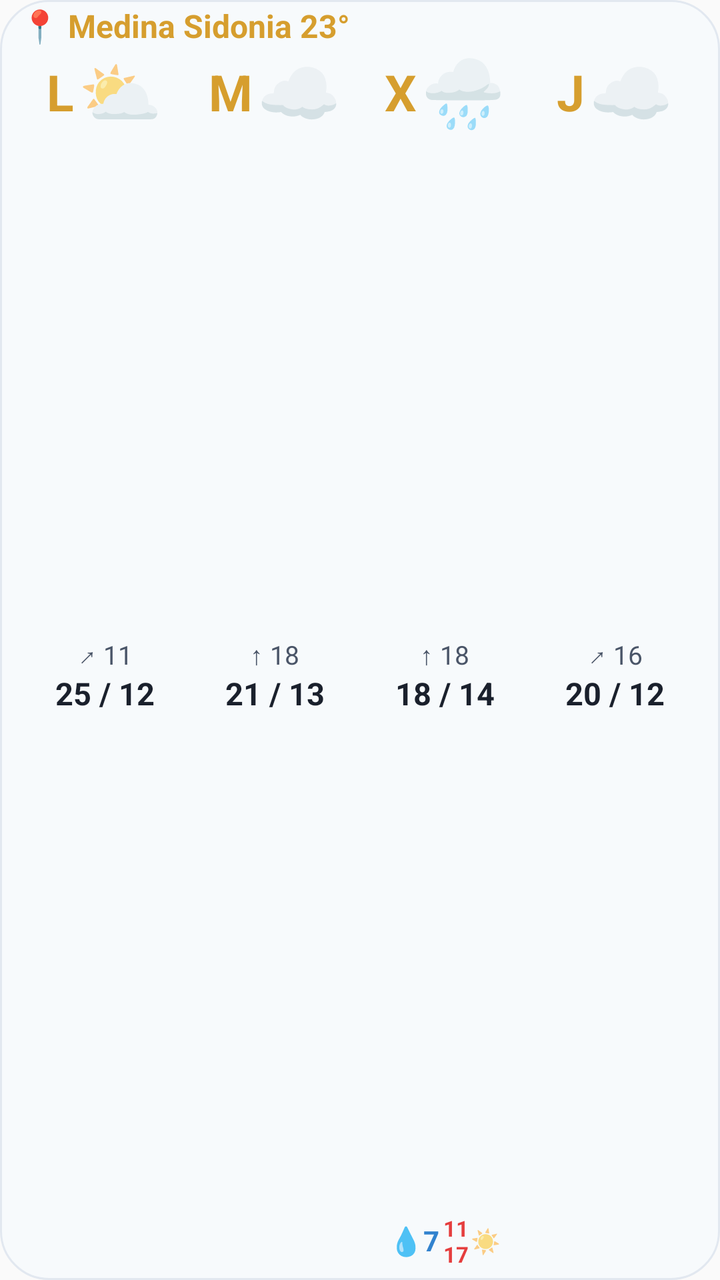
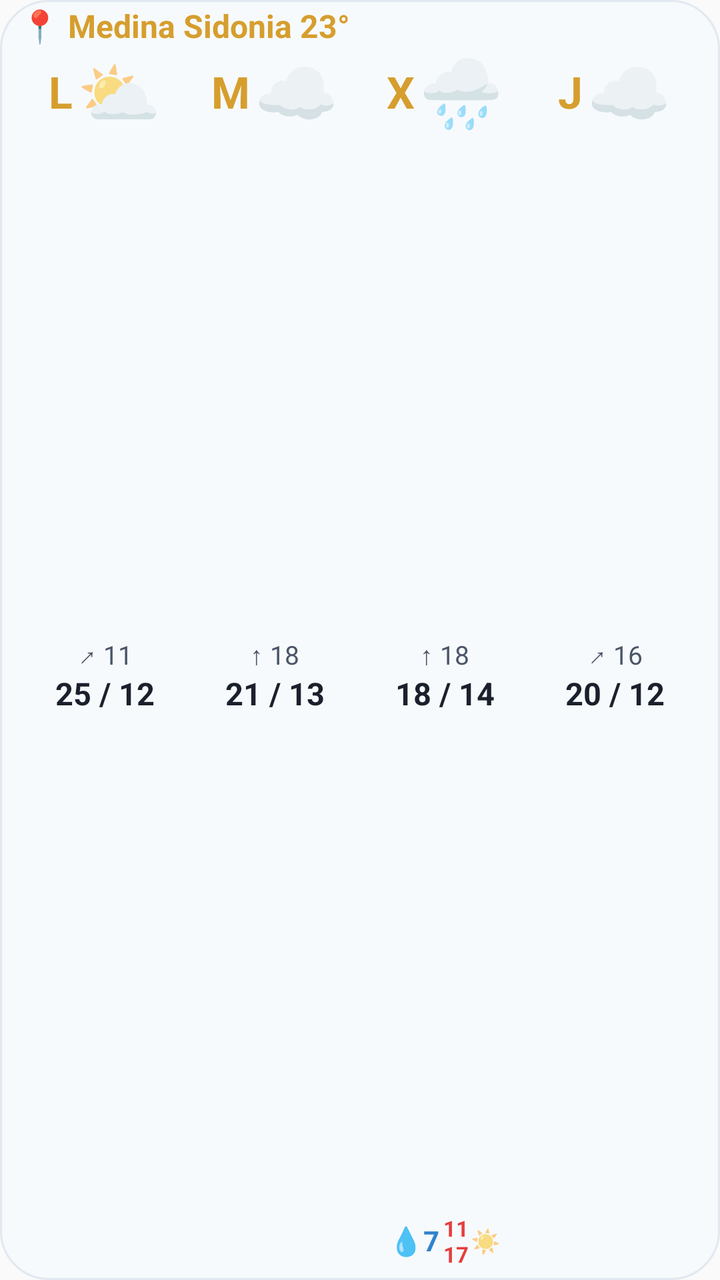

An Android layout rendered at two revisions. The XML below is the earlier revision; the diff shows what the commit changed to produce the second picture.
<!-- AndroidManifest.xml: application theme Theme.AemetWidget -->
<!-- res/layout/widget_weather_light.xml -->
<?xml version="1.0" encoding="utf-8"?>
<LinearLayout xmlns:android="http://schemas.android.com/apk/res/android"
    android:id="@+id/widgetRoot"
    android:layout_width="match_parent"
    android:layout_height="match_parent"
    android:background="@drawable/bg_widget_light"
    android:orientation="vertical"
    android:paddingStart="10dp"
    android:paddingEnd="10dp"
    android:paddingTop="4dp"
    android:paddingBottom="4dp">

    
    <LinearLayout
        android:layout_width="match_parent"
        android:layout_height="wrap_content"
        android:gravity="center_vertical"
        android:orientation="horizontal"
        android:layout_marginBottom="2dp">

        <TextView
            android:id="@+id/tvHeaderCityTemp"
            android:layout_width="0dp"
            android:layout_height="wrap_content"
            android:layout_weight="1"
            android:ellipsize="end"
            android:includeFontPadding="false"
            android:singleLine="true"
            android:text="📍 Medina Sidonia 23°"
            android:textColor="#D69E2E"
            android:textSize="16sp"
            android:textStyle="bold" />

        <TextView
            android:id="@+id/tvUpdateTime"
            android:layout_width="wrap_content"
            android:layout_height="wrap_content"
            android:includeFontPadding="false"
            android:text=""
            android:textColor="#4A5568"
            android:textSize="11.5sp" />
    </LinearLayout>

    
    <LinearLayout
        android:layout_width="match_parent"
        android:layout_height="0dp"
        android:layout_weight="1"
        android:orientation="horizontal"
        android:weightSum="4">

        
        <LinearLayout
            android:id="@+id/card0"
            android:layout_width="0dp"
            android:layout_height="match_parent"
            android:layout_weight="1"
            android:gravity="center_horizontal"
            android:orientation="vertical"
            android:paddingTop="2dp"
            android:paddingBottom="2dp">

            
            <LinearLayout
                android:layout_width="wrap_content"
                android:layout_height="wrap_content"
                android:gravity="center_vertical"
                android:orientation="horizontal">

                <TextView
                    android:id="@+id/day0"
                    android:layout_width="wrap_content"
                    android:layout_height="wrap_content"
                    android:layout_marginEnd="2dp"
                    android:includeFontPadding="false"
                    android:text="L"
                    android:textColor="#D69E2E"
                    android:textSize="25sp"
                    android:textStyle="bold" />

                <TextView
                    android:id="@+id/icon0"
                    android:layout_width="wrap_content"
                    android:layout_height="wrap_content"
                    android:includeFontPadding="false"
                    android:text="⛅"
                    android:textSize="34sp" />
            </LinearLayout>

            <ImageView
                android:layout_width="0dp"
                android:layout_height="0dp"
                android:layout_weight="1"
                android:contentDescription="@null"
                android:visibility="invisible" />

            
            <LinearLayout
                android:layout_width="wrap_content"
                android:layout_height="wrap_content"
                android:gravity="center_vertical"
                android:orientation="horizontal">

                <TextView
                    android:id="@+id/wind0"
                    android:layout_width="wrap_content"
                    android:layout_height="wrap_content"
                    android:includeFontPadding="false"
                    android:singleLine="true"
                    android:text="↗ 11"
                    android:textColor="#4A5568"
                    android:textSize="13sp" />

                <TextView
                    android:id="@+id/alertBell0"
                    android:layout_width="wrap_content"
                    android:layout_height="wrap_content"
                    android:layout_marginStart="2dp"
                    android:includeFontPadding="false"
                    android:singleLine="true"
                    android:text="🔔"
                    android:textSize="12.5sp"
                    android:visibility="gone" />
            </LinearLayout>

            
            <TextView
                android:id="@+id/temp0"
                android:layout_width="wrap_content"
                android:layout_height="wrap_content"
                android:layout_marginTop="2dp"
                android:includeFontPadding="false"
                android:singleLine="true"
                android:text="25 / 12"
                android:textColor="#1A202C"
                android:textSize="15.5sp"
                android:textStyle="bold" />

            <ImageView
                android:layout_width="0dp"
                android:layout_height="0dp"
                android:layout_weight="1"
                android:contentDescription="@null"
                android:visibility="invisible" />

            
            <LinearLayout
                android:layout_width="wrap_content"
                android:layout_height="wrap_content"
                android:gravity="center_vertical"
                android:orientation="horizontal">

                <TextView
                    android:id="@+id/rain0"
                    android:layout_width="wrap_content"
                    android:layout_height="wrap_content"
                    android:includeFontPadding="false"
                    android:singleLine="true"
                    android:text=""
                    android:textColor="#3182CE"
                    android:textSize="14sp"
                    android:textStyle="bold" />

                <LinearLayout
                    android:layout_width="wrap_content"
                    android:layout_height="wrap_content"
                    android:layout_marginStart="2dp"
                    android:gravity="center_vertical"
                    android:orientation="horizontal">

                    <LinearLayout
                        android:layout_width="wrap_content"
                        android:layout_height="wrap_content"
                        android:gravity="center_horizontal"
                        android:orientation="vertical">

                        <TextView
                            android:id="@+id/uvStart0"
                            android:layout_width="wrap_content"
                            android:layout_height="wrap_content"
                            android:includeFontPadding="false"
                            android:singleLine="true"
                            android:text=""
                            android:textColor="#E53E3E"
                            android:textSize="11sp"
                            android:textStyle="bold" />

                        <TextView
                            android:id="@+id/uvEnd0"
                            android:layout_width="wrap_content"
                            android:layout_height="wrap_content"
                            android:includeFontPadding="false"
                            android:singleLine="true"
                            android:text=""
                            android:textColor="#E53E3E"
                            android:textSize="11sp"
                            android:textStyle="bold" />
                    </LinearLayout>

                    <TextView
                        android:id="@+id/uvIcon0"
                        android:layout_width="wrap_content"
                        android:layout_height="wrap_content"
                        android:layout_marginStart="1dp"
                        android:includeFontPadding="false"
                        android:singleLine="true"
                        android:text=""
                        android:textSize="12sp" />
                </LinearLayout>
            </LinearLayout>
        </LinearLayout>

        
        <LinearLayout
            android:id="@+id/card1"
            android:layout_width="0dp"
            android:layout_height="match_parent"
            android:layout_weight="1"
            android:gravity="center_horizontal"
            android:orientation="vertical"
            android:paddingTop="2dp"
            android:paddingBottom="2dp">

            
            <LinearLayout
                android:layout_width="wrap_content"
                android:layout_height="wrap_content"
                android:gravity="center_vertical"
                android:orientation="horizontal">

                <TextView
                    android:id="@+id/day1"
                    android:layout_width="wrap_content"
                    android:layout_height="wrap_content"
                    android:layout_marginEnd="2dp"
                    android:includeFontPadding="false"
                    android:text="M"
                    android:textColor="#D69E2E"
                    android:textSize="25sp"
                    android:textStyle="bold" />

                <TextView
                    android:id="@+id/icon1"
                    android:layout_width="wrap_content"
                    android:layout_height="wrap_content"
                    android:includeFontPadding="false"
                    android:text="☁️"
                    android:textSize="34sp" />
            </LinearLayout>

            <ImageView
                android:layout_width="0dp"
                android:layout_height="0dp"
                android:layout_weight="1"
                android:contentDescription="@null"
                android:visibility="invisible" />

            
            <LinearLayout
                android:layout_width="wrap_content"
                android:layout_height="wrap_content"
                android:gravity="center_vertical"
                android:orientation="horizontal">

                <TextView
                    android:id="@+id/wind1"
                    android:layout_width="wrap_content"
                    android:layout_height="wrap_content"
                    android:includeFontPadding="false"
                    android:singleLine="true"
                    android:text="↑ 18"
                    android:textColor="#4A5568"
                    android:textSize="13sp" />

                <TextView
                    android:id="@+id/alertBell1"
                    android:layout_width="wrap_content"
                    android:layout_height="wrap_content"
                    android:layout_marginStart="2dp"
                    android:includeFontPadding="false"
                    android:singleLine="true"
                    android:text="🔔"
                    android:textSize="12.5sp"
                    android:visibility="gone" />
            </LinearLayout>

            
            <TextView
                android:id="@+id/temp1"
                android:layout_width="wrap_content"
                android:layout_height="wrap_content"
                android:layout_marginTop="2dp"
                android:includeFontPadding="false"
                android:singleLine="true"
                android:text="21 / 13"
                android:textColor="#1A202C"
                android:textSize="15.5sp"
                android:textStyle="bold" />

            <ImageView
                android:layout_width="0dp"
                android:layout_height="0dp"
                android:layout_weight="1"
                android:contentDescription="@null"
                android:visibility="invisible" />

            
            <LinearLayout
                android:layout_width="wrap_content"
                android:layout_height="wrap_content"
                android:gravity="center_vertical"
                android:orientation="horizontal">

                <TextView
                    android:id="@+id/rain1"
                    android:layout_width="wrap_content"
                    android:layout_height="wrap_content"
                    android:includeFontPadding="false"
                    android:singleLine="true"
                    android:text=""
                    android:textColor="#3182CE"
                    android:textSize="14sp"
                    android:textStyle="bold" />

                <LinearLayout
                    android:layout_width="wrap_content"
                    android:layout_height="wrap_content"
                    android:layout_marginStart="2dp"
                    android:gravity="center_vertical"
                    android:orientation="horizontal">

                    <LinearLayout
                        android:layout_width="wrap_content"
                        android:layout_height="wrap_content"
                        android:gravity="center_horizontal"
                        android:orientation="vertical">

                        <TextView
                            android:id="@+id/uvStart1"
                            android:layout_width="wrap_content"
                            android:layout_height="wrap_content"
                            android:includeFontPadding="false"
                            android:singleLine="true"
                            android:text=""
                            android:textColor="#E53E3E"
                            android:textSize="11sp"
                            android:textStyle="bold" />

                        <TextView
                            android:id="@+id/uvEnd1"
                            android:layout_width="wrap_content"
                            android:layout_height="wrap_content"
                            android:includeFontPadding="false"
                            android:singleLine="true"
                            android:text=""
                            android:textColor="#E53E3E"
                            android:textSize="11sp"
                            android:textStyle="bold" />
                    </LinearLayout>

                    <TextView
                        android:id="@+id/uvIcon1"
                        android:layout_width="wrap_content"
                        android:layout_height="wrap_content"
                        android:layout_marginStart="1dp"
                        android:includeFontPadding="false"
                        android:singleLine="true"
                        android:text=""
                        android:textSize="12sp" />
                </LinearLayout>
            </LinearLayout>
        </LinearLayout>

        
        <LinearLayout
            android:id="@+id/card2"
            android:layout_width="0dp"
            android:layout_height="match_parent"
            android:layout_weight="1"
            android:gravity="center_horizontal"
            android:orientation="vertical"
            android:paddingTop="2dp"
            android:paddingBottom="2dp">

            
            <LinearLayout
                android:layout_width="wrap_content"
                android:layout_height="wrap_content"
                android:gravity="center_vertical"
                android:orientation="horizontal">

                <TextView
                    android:id="@+id/day2"
                    android:layout_width="wrap_content"
                    android:layout_height="wrap_content"
                    android:layout_marginEnd="2dp"
                    android:includeFontPadding="false"
                    android:text="X"
                    android:textColor="#D69E2E"
                    android:textSize="25sp"
                    android:textStyle="bold" />

                <TextView
                    android:id="@+id/icon2"
                    android:layout_width="wrap_content"
                    android:layout_height="wrap_content"
                    android:includeFontPadding="false"
                    android:text="🌧️"
                    android:textSize="34sp" />
            </LinearLayout>

            <ImageView
                android:layout_width="0dp"
                android:layout_height="0dp"
                android:layout_weight="1"
                android:contentDescription="@null"
                android:visibility="invisible" />

            
            <LinearLayout
                android:layout_width="wrap_content"
                android:layout_height="wrap_content"
                android:gravity="center_vertical"
                android:orientation="horizontal">

                <TextView
                    android:id="@+id/wind2"
                    android:layout_width="wrap_content"
                    android:layout_height="wrap_content"
                    android:includeFontPadding="false"
                    android:singleLine="true"
                    android:text="↑ 18"
                    android:textColor="#4A5568"
                    android:textSize="13sp" />

                <TextView
                    android:id="@+id/alertBell2"
                    android:layout_width="wrap_content"
                    android:layout_height="wrap_content"
                    android:layout_marginStart="2dp"
                    android:includeFontPadding="false"
                    android:singleLine="true"
                    android:text="🔔"
                    android:textSize="12.5sp"
                    android:visibility="gone" />
            </LinearLayout>

            
            <TextView
                android:id="@+id/temp2"
                android:layout_width="wrap_content"
                android:layout_height="wrap_content"
                android:layout_marginTop="2dp"
                android:includeFontPadding="false"
                android:singleLine="true"
                android:text="18 / 14"
                android:textColor="#1A202C"
                android:textSize="15.5sp"
                android:textStyle="bold" />

            <ImageView
                android:layout_width="0dp"
                android:layout_height="0dp"
                android:layout_weight="1"
                android:contentDescription="@null"
                android:visibility="invisible" />

            
            <LinearLayout
                android:layout_width="wrap_content"
                android:layout_height="wrap_content"
                android:gravity="center_vertical"
                android:orientation="horizontal">

                <TextView
                    android:id="@+id/rain2"
                    android:layout_width="wrap_content"
                    android:layout_height="wrap_content"
                    android:includeFontPadding="false"
                    android:singleLine="true"
                    android:text="💧7"
                    android:textColor="#3182CE"
                    android:textSize="14sp"
                    android:textStyle="bold" />

                <LinearLayout
                    android:layout_width="wrap_content"
                    android:layout_height="wrap_content"
                    android:layout_marginStart="2dp"
                    android:gravity="center_vertical"
                    android:orientation="horizontal">

                    <LinearLayout
                        android:layout_width="wrap_content"
                        android:layout_height="wrap_content"
                        android:gravity="center_horizontal"
                        android:orientation="vertical">

                        <TextView
                            android:id="@+id/uvStart2"
                            android:layout_width="wrap_content"
                            android:layout_height="wrap_content"
                            android:includeFontPadding="false"
                            android:singleLine="true"
                            android:text="11"
                            android:textColor="#E53E3E"
                            android:textSize="11sp"
                            android:textStyle="bold" />

                        <TextView
                            android:id="@+id/uvEnd2"
                            android:layout_width="wrap_content"
                            android:layout_height="wrap_content"
                            android:includeFontPadding="false"
                            android:singleLine="true"
                            android:text="17"
                            android:textColor="#E53E3E"
                            android:textSize="11sp"
                            android:textStyle="bold" />
                    </LinearLayout>

                    <TextView
                        android:id="@+id/uvIcon2"
                        android:layout_width="wrap_content"
                        android:layout_height="wrap_content"
                        android:layout_marginStart="1dp"
                        android:includeFontPadding="false"
                        android:singleLine="true"
                        android:text="☀️"
                        android:textSize="12sp" />
                </LinearLayout>
            </LinearLayout>
        </LinearLayout>

        
        <LinearLayout
            android:id="@+id/card3"
            android:layout_width="0dp"
            android:layout_height="match_parent"
            android:layout_weight="1"
            android:gravity="center_horizontal"
            android:orientation="vertical"
            android:paddingTop="2dp"
            android:paddingBottom="2dp">

            
            <LinearLayout
                android:layout_width="wrap_content"
                android:layout_height="wrap_content"
                android:gravity="center_vertical"
                android:orientation="horizontal">

                <TextView
                    android:id="@+id/day3"
                    android:layout_width="wrap_content"
                    android:layout_height="wrap_content"
                    android:layout_marginEnd="2dp"
                    android:includeFontPadding="false"
                    android:text="J"
                    android:textColor="#D69E2E"
                    android:textSize="25sp"
                    android:textStyle="bold" />

                <TextView
                    android:id="@+id/icon3"
                    android:layout_width="wrap_content"
                    android:layout_height="wrap_content"
                    android:includeFontPadding="false"
                    android:text="☁️"
                    android:textSize="34sp" />
            </LinearLayout>

            <ImageView
                android:layout_width="0dp"
                android:layout_height="0dp"
                android:layout_weight="1"
                android:contentDescription="@null"
                android:visibility="invisible" />

            
            <LinearLayout
                android:layout_width="wrap_content"
                android:layout_height="wrap_content"
                android:gravity="center_vertical"
                android:orientation="horizontal">

                <TextView
                    android:id="@+id/wind3"
                    android:layout_width="wrap_content"
                    android:layout_height="wrap_content"
                    android:includeFontPadding="false"
                    android:singleLine="true"
                    android:text="↗ 16"
                    android:textColor="#4A5568"
                    android:textSize="13sp" />

                <TextView
                    android:id="@+id/alertBell3"
                    android:layout_width="wrap_content"
                    android:layout_height="wrap_content"
                    android:layout_marginStart="2dp"
                    android:includeFontPadding="false"
                    android:singleLine="true"
                    android:text="🔔"
                    android:textSize="12.5sp"
                    android:visibility="gone" />
            </LinearLayout>

            
            <TextView
                android:id="@+id/temp3"
                android:layout_width="wrap_content"
                android:layout_height="wrap_content"
                android:layout_marginTop="2dp"
                android:includeFontPadding="false"
                android:singleLine="true"
                android:text="20 / 12"
                android:textColor="#1A202C"
                android:textSize="15.5sp"
                android:textStyle="bold" />

            <ImageView
                android:layout_width="0dp"
                android:layout_height="0dp"
                android:layout_weight="1"
                android:contentDescription="@null"
                android:visibility="invisible" />

            
            <LinearLayout
                android:layout_width="wrap_content"
                android:layout_height="wrap_content"
                android:gravity="center_vertical"
                android:orientation="horizontal">

                <TextView
                    android:id="@+id/rain3"
                    android:layout_width="wrap_content"
                    android:layout_height="wrap_content"
                    android:includeFontPadding="false"
                    android:singleLine="true"
                    android:text=""
                    android:textColor="#3182CE"
                    android:textSize="14sp"
                    android:textStyle="bold" />

                <LinearLayout
                    android:layout_width="wrap_content"
                    android:layout_height="wrap_content"
                    android:layout_marginStart="2dp"
                    android:gravity="center_vertical"
                    android:orientation="horizontal">

                    <LinearLayout
                        android:layout_width="wrap_content"
                        android:layout_height="wrap_content"
                        android:gravity="center_horizontal"
                        android:orientation="vertical">

                        <TextView
                            android:id="@+id/uvStart3"
                            android:layout_width="wrap_content"
                            android:layout_height="wrap_content"
                            android:includeFontPadding="false"
                            android:singleLine="true"
                            android:text=""
                            android:textColor="#E53E3E"
                            android:textSize="11sp"
                            android:textStyle="bold" />

                        <TextView
                            android:id="@+id/uvEnd3"
                            android:layout_width="wrap_content"
                            android:layout_height="wrap_content"
                            android:includeFontPadding="false"
                            android:singleLine="true"
                            android:text=""
                            android:textColor="#E53E3E"
                            android:textSize="11sp"
                            android:textStyle="bold" />
                    </LinearLayout>

                    <TextView
                        android:id="@+id/uvIcon3"
                        android:layout_width="wrap_content"
                        android:layout_height="wrap_content"
                        android:layout_marginStart="1dp"
                        android:includeFontPadding="false"
                        android:singleLine="true"
                        android:text=""
                        android:textSize="12sp" />
                </LinearLayout>
            </LinearLayout>
        </LinearLayout>

    </LinearLayout>

</LinearLayout>
<!-- resources referenced by this layout -->
<resources>
  <!-- drawable bg_widget_light (drawable) -->
  <?xml version="1.0" encoding="utf-8"?>
  <shape xmlns:android="http://schemas.android.com/apk/res/android"
      android:shape="rectangle">
      <solid android:color="#F7FAFC" />
      <corners android:radius="24dp" />
      <stroke android:width="1dp" android:color="#E2E8F0" />
  </shape>
  <style name="Theme.AemetWidget" parent="android:Theme.Material.Light.NoActionBar" />
</resources>

<!-- the commit's change to res/layout/widget_weather_light.xml (unified diff, before → after) -->
@@ -67,16 +67,32 @@
                 android:gravity="center_vertical"
                 android:orientation="horizontal">
 
-                <TextView
-                    android:id="@+id/day0"
+                <LinearLayout
                     android:layout_width="wrap_content"
                     android:layout_height="wrap_content"
                     android:layout_marginEnd="2dp"
-                    android:includeFontPadding="false"
-                    android:text="L"
-                    android:textColor="#D69E2E"
-                    android:textSize="25sp"
-                    android:textStyle="bold" />
+                    android:gravity="center"
+                    android:orientation="vertical">
+
+                    <TextView
+                        android:id="@+id/day0"
+                        android:layout_width="wrap_content"
+                        android:layout_height="wrap_content"
+                        android:includeFontPadding="false"
+                        android:text="L"
+                        android:textColor="#D69E2E"
+                        android:textSize="22sp"
+                        android:textStyle="bold" />
+
+                    <TextView
+                        android:id="@+id/cam0"
+                        android:layout_width="wrap_content"
+                        android:layout_height="wrap_content"
+                        android:includeFontPadding="false"
+                        android:text="📷"
+                        android:textSize="10sp"
+                        android:visibility="gone" />
+                </LinearLayout>
 
                 <TextView
                     android:id="@+id/icon0"
@@ -228,16 +244,32 @@
                 android:gravity="center_vertical"
                 android:orientation="horizontal">
 
-                <TextView
-                    android:id="@+id/day1"
+                <LinearLayout
                     android:layout_width="wrap_content"
                     android:layout_height="wrap_content"
                     android:layout_marginEnd="2dp"
-                    android:includeFontPadding="false"
-                    android:text="M"
-                    android:textColor="#D69E2E"
-                    android:textSize="25sp"
-                    android:textStyle="bold" />
+                    android:gravity="center"
+                    android:orientation="vertical">
+
+                    <TextView
+                        android:id="@+id/day1"
+                        android:layout_width="wrap_content"
+                        android:layout_height="wrap_content"
+                        android:includeFontPadding="false"
+                        android:text="M"
+                        android:textColor="#D69E2E"
+                        android:textSize="22sp"
+                        android:textStyle="bold" />
+
+                    <TextView
+                        android:id="@+id/cam1"
+                        android:layout_width="wrap_content"
+                        android:layout_height="wrap_content"
+                        android:includeFontPadding="false"
+                        android:text="📷"
+                        android:textSize="10sp"
+                        android:visibility="gone" />
+                </LinearLayout>
 
                 <TextView
                     android:id="@+id/icon1"
@@ -389,16 +421,32 @@
                 android:gravity="center_vertical"
                 android:orientation="horizontal">
 
-                <TextView
-                    android:id="@+id/day2"
+                <LinearLayout
                     android:layout_width="wrap_content"
                     android:layout_height="wrap_content"
                     android:layout_marginEnd="2dp"
-                    android:includeFontPadding="false"
-                    android:text="X"
-                    android:textColor="#D69E2E"
-                    android:textSize="25sp"
-                    android:textStyle="bold" />
+                    android:gravity="center"
+                    android:orientation="vertical">
+
+                    <TextView
+                        android:id="@+id/day2"
+                        android:layout_width="wrap_content"
+                        android:layout_height="wrap_content"
+                        android:includeFontPadding="false"
+                        android:text="X"
+                        android:textColor="#D69E2E"
+                        android:textSize="22sp"
+                        android:textStyle="bold" />
+
+                    <TextView
+                        android:id="@+id/cam2"
+                        android:layout_width="wrap_content"
+                        android:layout_height="wrap_content"
+                        android:includeFontPadding="false"
+                        android:text="📷"
+                        android:textSize="10sp"
+                        android:visibility="gone" />
+                </LinearLayout>
 
                 <TextView
                     android:id="@+id/icon2"
@@ -550,16 +598,32 @@
                 android:gravity="center_vertical"
                 android:orientation="horizontal">
 
-                <TextView
-                    android:id="@+id/day3"
+                <LinearLayout
                     android:layout_width="wrap_content"
                     android:layout_height="wrap_content"
                     android:layout_marginEnd="2dp"
-                    android:includeFontPadding="false"
-                    android:text="J"
-                    android:textColor="#D69E2E"
-                    android:textSize="25sp"
-                    android:textStyle="bold" />
+                    android:gravity="center"
+                    android:orientation="vertical">
+
+                    <TextView
+                        android:id="@+id/day3"
+                        android:layout_width="wrap_content"
+                        android:layout_height="wrap_content"
+                        android:includeFontPadding="false"
+                        android:text="J"
+                        android:textColor="#D69E2E"
+                        android:textSize="22sp"
+                        android:textStyle="bold" />
+
+                    <TextView
+                        android:id="@+id/cam3"
+                        android:layout_width="wrap_content"
+                        android:layout_height="wrap_content"
+                        android:includeFontPadding="false"
+                        android:text="📷"
+                        android:textSize="10sp"
+                        android:visibility="gone" />
+                </LinearLayout>
 
                 <TextView
                     android:id="@+id/icon3"
